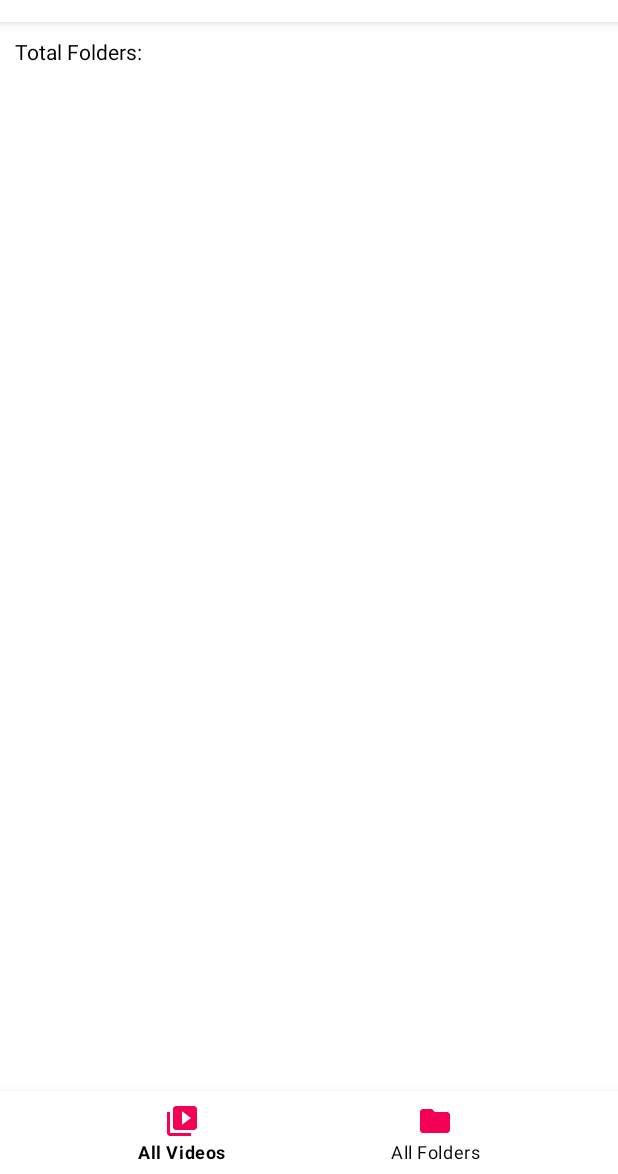
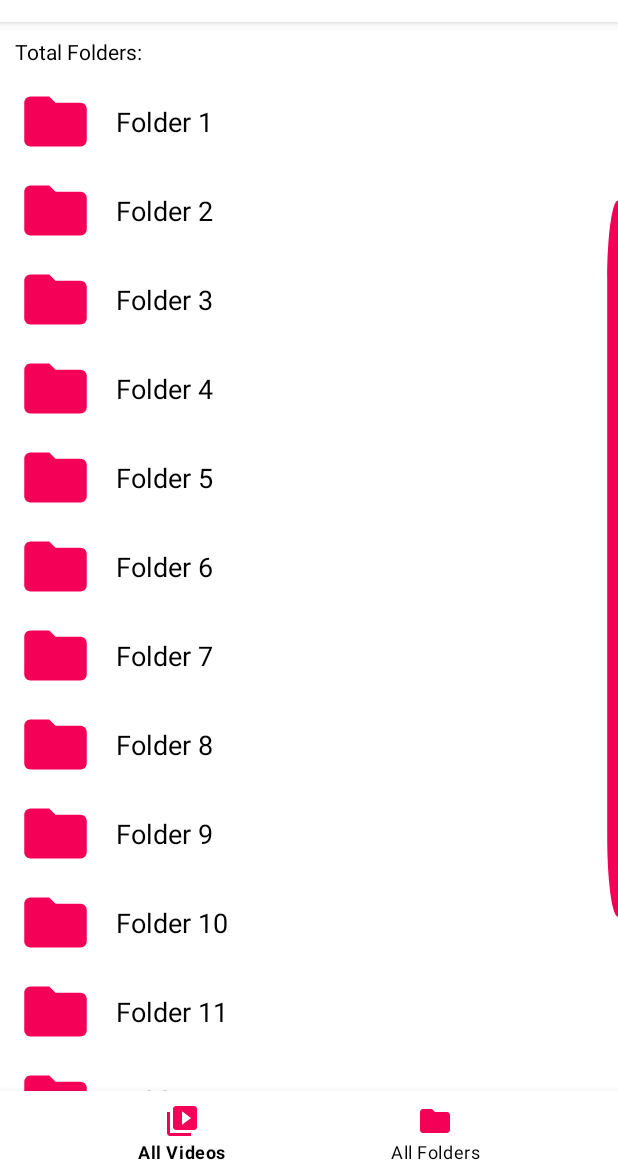
Before and after one commit to adshriniwas/Video_Player, an Android app: the fragment FoldersFragment placed in its activity, on a phone screen of 412 x 824 dp, the part 62-1236 px from its top. Run offline under Robolectric (Android 15) with nearby library versions, the phone set to English and light mode, and no system bars.

Commit message:
folders view temp data and scrollbars added

```diff
--- a/app/build.gradle
+++ b/app/build.gradle
@@ -39,7 +39,7 @@ android {
 dependencies {
 
 
-
+    implementation 'com.github.bumptech.glide:glide:4.15.0'
     implementation 'com.google.android.material:material:1.8.0'
     implementation 'androidx.core:core-ktx:1.7.0'
     implementation 'androidx.appcompat:appcompat:1.4.1'
--- /dev/null
+++ b/app/src/main/java/com/shriniwas/pawar/videoplayer/FoldersAdapter.kt
@@ -0,0 +1,29 @@
+package com.shriniwas.pawar.videoplayer
+
+import android.content.Context
+import android.text.format.DateUtils
+import android.view.LayoutInflater
+import android.view.ViewGroup
+import androidx.recyclerview.widget.RecyclerView
+import com.bumptech.glide.Glide
+import com.bumptech.glide.request.RequestOptions
+import com.shriniwas.pawar.videoplayer.databinding.FoldersViewBinding
+import com.shriniwas.pawar.videoplayer.databinding.VideoViewBinding
+
+class FoldersAdapter(private val context: Context, private var foldersList: ArrayList<String>) : RecyclerView.Adapter<FoldersAdapter.MyHolder>(){
+    class MyHolder(binding: FoldersViewBinding): RecyclerView.ViewHolder(binding.root) {
+        val folderName = binding.folderNameFV
+    }
+
+    override fun onCreateViewHolder(parent: ViewGroup, viewType: Int): FoldersAdapter.MyHolder {
+        return MyHolder(FoldersViewBinding.inflate(LayoutInflater.from(context), parent, false))
+    }
+
+    override fun onBindViewHolder(holder: FoldersAdapter.MyHolder, position: Int) {
+        holder.folderName.text = foldersList[position]
+    }
+
+    override fun getItemCount(): Int {
+        return foldersList.size
+    }
+}
--- a/app/src/main/java/com/shriniwas/pawar/videoplayer/FoldersFragment.kt
+++ b/app/src/main/java/com/shriniwas/pawar/videoplayer/FoldersFragment.kt
@@ -5,6 +5,9 @@ import androidx.fragment.app.Fragment
 import android.view.LayoutInflater
 import android.view.View
 import android.view.ViewGroup
+import androidx.recyclerview.widget.LinearLayoutManager
+import com.shriniwas.pawar.videoplayer.databinding.FragmentFoldersBinding
+import com.shriniwas.pawar.videoplayer.databinding.FragmentVideosBinding
 
 
 class FoldersFragment : Fragment() {
@@ -19,7 +22,32 @@ class FoldersFragment : Fragment() {
 
     override fun onCreateView( inflater: LayoutInflater, container: ViewGroup?, savedInstanceState: Bundle?): View? {
         // Inflate the layout for this fragment
-        return inflater.inflate(R.layout.fragment_folders, container, false)
+        val view = inflater.inflate(R.layout.fragment_folders, container, false)
+        val tempList = ArrayList<String>()
+
+        tempList.add("Folder 1")
+        tempList.add("Folder 2")
+        tempList.add("Folder 3")
+        tempList.add("Folder 4")
+        tempList.add("Folder 5")
+        tempList.add("Folder 6")
+        tempList.add("Folder 7")
+        tempList.add("Folder 8")
+        tempList.add("Folder 9")
+        tempList.add("Folder 10")
+        tempList.add("Folder 11")
+        tempList.add("Folder 12")
+
+
+        val binding = FragmentFoldersBinding.bind(view)
+
+
+        binding.foldersRV.setHasFixedSize(true)
+        binding.foldersRV.setItemViewCacheSize(10)
+
+        binding.foldersRV.layoutManager = LinearLayoutManager(requireContext())
+        binding.foldersRV.adapter = FoldersAdapter(requireContext(), tempList)
+        return view
     }
 
 
--- a/app/src/main/java/com/shriniwas/pawar/videoplayer/MainActivity.kt
+++ b/app/src/main/java/com/shriniwas/pawar/videoplayer/MainActivity.kt
@@ -9,6 +9,7 @@ import android.os.Build
 import androidx.appcompat.app.AppCompatActivity
 import android.os.Bundle
 import android.os.Environment
+import android.provider.MediaStore
 import android.provider.Settings
 import android.view.MenuItem
 import android.widget.Toast
@@ -17,6 +18,7 @@ import androidx.core.app.ActivityCompat
 import androidx.core.content.ContextCompat
 import androidx.fragment.app.Fragment
 import com.shriniwas.pawar.videoplayer.databinding.ActivityMainBinding
+import java.io.File
 import kotlin.system.exitProcess
 
 class MainActivity : AppCompatActivity() {
@@ -24,12 +26,17 @@ class MainActivity : AppCompatActivity() {
     private lateinit var binding: ActivityMainBinding
     private lateinit var toggle: ActionBarDrawerToggle
 
+    companion object{
+        lateinit var videoList: ArrayList<Video>
+    }
+
     override fun onCreate(savedInstanceState: Bundle?) {
         super.onCreate(savedInstanceState)
         binding = ActivityMainBinding.inflate(layoutInflater)
         setTheme(R.style.coolPinkNav)
         setContentView(binding.root)
 //        requestRuntimePermission()
+        videoList = getAllVideos()
         toggle = ActionBarDrawerToggle(this, binding.root, R.string.open, R.string.close)
         binding.root.addDrawerListener(toggle)
         toggle.syncState()
@@ -71,22 +78,41 @@ class MainActivity : AppCompatActivity() {
         return super.onOptionsItemSelected(item)
     }
 
+    private fun getAllVideos(): ArrayList<Video>{
+        val tempList = ArrayList<Video>()
+        val projection = arrayOf(MediaStore.Video.Media.TITLE, MediaStore.Video.Media.SIZE, MediaStore.Video.Media._ID,
+            MediaStore.Video.Media.BUCKET_DISPLAY_NAME, MediaStore.Video.Media.DATA, MediaStore.Video.Media.DATE_ADDED,
+            MediaStore.Video.Media.DURATION)
+        val cursor = this.contentResolver.query(MediaStore.Video.Media.EXTERNAL_CONTENT_URI, projection, null, null,
+            MediaStore.Video.Media.DATE_ADDED + " DESC")
+
+        if (cursor != null){
+            if (cursor.moveToNext())
+                do {
+                    val titleC = cursor.getString(cursor.getColumnIndexOrThrow(MediaStore.Video.Media.TITLE))
+                    val idC = cursor.getString(cursor.getColumnIndexOrThrow(MediaStore.Video.Media._ID))
+                    val folderC = cursor.getString(cursor.getColumnIndexOrThrow(MediaStore.Video.Media.BUCKET_DISPLAY_NAME))
+                    val sizeC = cursor.getString(cursor.getColumnIndexOrThrow(MediaStore.Video.Media.SIZE))
+                    val pathC = cursor.getString(cursor.getColumnIndexOrThrow(MediaStore.Video.Media.DATA))
+                    val durationC = cursor.getString(cursor.getColumnIndexOrThrow(MediaStore.Video.Media.DURATION)).toLong()
+
+                    try {
+                        val file = File(pathC)
+                        val artUriC = Uri.fromFile(file)
+                        val video = Video(title = titleC, id = idC, folderName = folderC, duration = durationC, size = sizeC, path = pathC,
+                            artUri = artUriC)
+                        if (file.exists()) tempList.add(video)
 
 
+                    }catch (e: Exception){
 
-//    override fun onRequestPermissionsResult(
-//        requestCode: Int,
-//        permissions: Array<out String>,
-//        grantResults: IntArray
-//    ) {
-//        super.onRequestPermissionsResult(requestCode, permissions, grantResults)
-//
-//        if (requestCode == 13){
-//            if (grantResults[0] == PackageManager.PERMISSION_GRANTED){
-//                Toast.makeText(this,"Permission Granted",Toast.LENGTH_SHORT).show()
-//            }else {
-//                ActivityCompat.requestPermissions(this, arrayOf(Manifest.permission.WRITE_EXTERNAL_STORAGE),13)
-//            }
-//        }
-//    }
+                    }
+
+                }while (cursor.moveToNext())
+                cursor?.close()
+        }
+
+        return tempList
+    }
+
 }
--- a/app/src/main/java/com/shriniwas/pawar/videoplayer/VideosFragment.kt
+++ b/app/src/main/java/com/shriniwas/pawar/videoplayer/VideosFragment.kt
@@ -25,19 +25,13 @@ class VideosFragment : Fragment() {
         val view = inflater.inflate(R.layout.fragment_videos, container, false)
 
         val binding = FragmentVideosBinding.bind(view)
-        val tempList = ArrayList<String>()
-        tempList.add("First Video")
-        tempList.add("Second Video")
-        tempList.add("Third Video")
-        tempList.add("Fourth Video")
-        tempList.add("Fifth Video")
-        tempList.add("Sixth Video")
+
 
         binding.videoRV.setHasFixedSize(true)
         binding.videoRV.setItemViewCacheSize(10)
 
         binding.videoRV.layoutManager = LinearLayoutManager(requireContext())
-        binding.videoRV.adapter = VideoAdapter(requireContext(), tempList)
+        binding.videoRV.adapter = VideoAdapter(requireContext(), MainActivity.videoList)
         return view
     }
 
--- /dev/null
+++ b/app/src/main/res/drawable/scroll_bar_icon.xml
@@ -0,0 +1,5 @@
+<vector android:height="8dp" android:tint="@color/cool_pink"
+    android:viewportHeight="24" android:viewportWidth="5"
+    android:width="18dp" xmlns:android="http://schemas.android.com/apk/res/android">
+    <path android:fillColor="@android:color/white" android:pathData="M19,5v14H5V5h14m0,-2H5c-1.1,0 -2,0.9 -2,2v14c0,1.1 0.9,2 2,2h14c1.1,0 2,-0.9 2,-2V5c0,-1.1 -0.9,-2 -2,-2z"/>
+</vector>
--- /dev/null
+++ b/app/src/main/res/layout/folders_view.xml
@@ -0,0 +1,35 @@
+<?xml version="1.0" encoding="utf-8"?>
+<LinearLayout xmlns:android="http://schemas.android.com/apk/res/android"
+    xmlns:app="http://schemas.android.com/apk/res-auto"
+    android:orientation="horizontal"
+    android:layout_width="match_parent"
+    android:layout_height="wrap_content"
+    android:padding="2dp"
+    android:clickable="true"
+    android:focusable="true"
+    android:background="?attr/selectableItemBackground"
+    android:layout_marginBottom="5dp">
+
+    <com.google.android.material.imageview.ShapeableImageView
+        android:layout_width="70dp"
+        android:layout_height="50dp"
+        android:src="@drawable/folder_icon"
+        android:tint="@color/cool_pink"
+        android:contentDescription="@string/image"
+        />
+
+
+
+    <TextView
+        android:id="@+id/folderNameFV"
+        android:layout_width="match_parent"
+        android:layout_height="match_parent"
+        android:textColor="@color/black"
+        android:textSize="18sp"
+        android:text="@string/folder_name"
+        android:gravity="center_vertical"
+        android:layout_marginHorizontal="5dp"
+        />
+
+
+</LinearLayout>
--- a/app/src/main/res/layout/fragment_folders.xml
+++ b/app/src/main/res/layout/fragment_folders.xml
@@ -13,4 +13,12 @@
         android:textColor="@color/black"
         android:layout_margin="10dp"/>
 
+    <androidx.recyclerview.widget.RecyclerView
+        android:id="@+id/foldersRV"
+        android:layout_width="match_parent"
+        android:layout_height="wrap_content"
+        android:scrollbars="vertical"
+        android:scrollbarThumbVertical="@drawable/scroll_bar_icon"
+        />
+
 </androidx.appcompat.widget.LinearLayoutCompat>
--- a/app/src/main/res/layout/fragment_videos.xml
+++ b/app/src/main/res/layout/fragment_videos.xml
@@ -20,6 +20,7 @@
         android:layout_width="match_parent"
         android:layout_height="wrap_content"
         android:scrollbars="vertical"
+        android:scrollbarThumbVertical="@drawable/scroll_bar_icon"
         />
 
 </androidx.appcompat.widget.LinearLayoutCompat>
```
Also changed, not shown: app/src/main/java/com/shriniwas/pawar/videoplayer/Video.kt (added, +7 -0 lines), app/src/main/java/com/shriniwas/pawar/videoplayer/VideoAdapter.kt (+15 -2 lines), app/src/main/res/layout/video_view.xml (+8 -2 lines).
